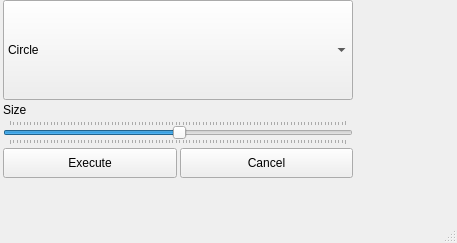
Before: the Qt Designer form Projects/HacknSlash/python/ui/make_ctrl.ui in neilberard/Python-Projects, drawn with Qt 5.
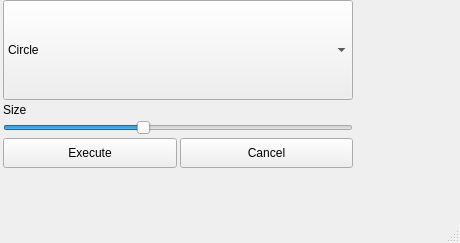
After: the same form once the commit is applied.

What changed in the file:
```diff
--- a/Projects/HacknSlash/python/ui/make_ctrl.ui
+++ b/Projects/HacknSlash/python/ui/make_ctrl.ui
@@ -6,12 +6,12 @@
    <rect>
     <x>0</x>
     <y>0</y>
-    <width>457</width>
+    <width>460</width>
     <height>243</height>
    </rect>
   </property>
   <property name="sizePolicy">
-   <sizepolicy hsizetype="Preferred" vsizetype="Preferred">
+   <sizepolicy hsizetype="Fixed" vsizetype="Fixed">
     <horstretch>0</horstretch>
     <verstretch>0</verstretch>
    </sizepolicy>
@@ -93,14 +93,23 @@
      </item>
      <item>
       <widget class="QSlider" name="sldr">
+       <property name="minimum">
+        <number>1</number>
+       </property>
+       <property name="maximum">
+        <number>200</number>
+       </property>
+       <property name="singleStep">
+        <number>1</number>
+       </property>
        <property name="value">
-        <number>50</number>
+        <number>80</number>
        </property>
        <property name="orientation">
         <enum>Qt::Horizontal</enum>
        </property>
        <property name="tickPosition">
-        <enum>QSlider::TicksBothSides</enum>
+        <enum>QSlider::NoTicks</enum>
        </property>
       </widget>
      </item>
```
Left out of the diff: 7 changed lines with no effect on the pictures.
